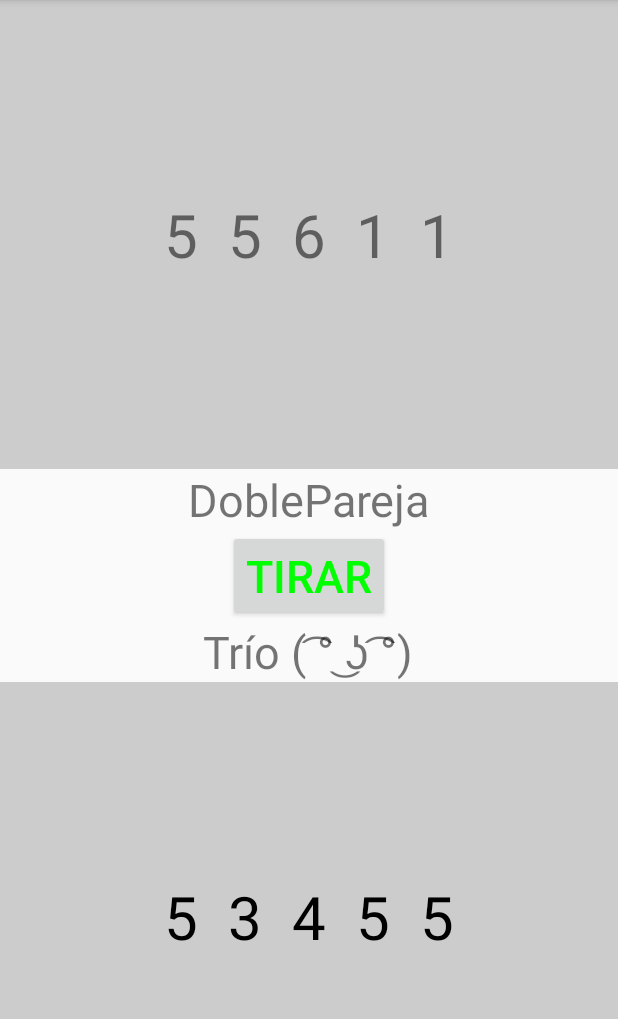
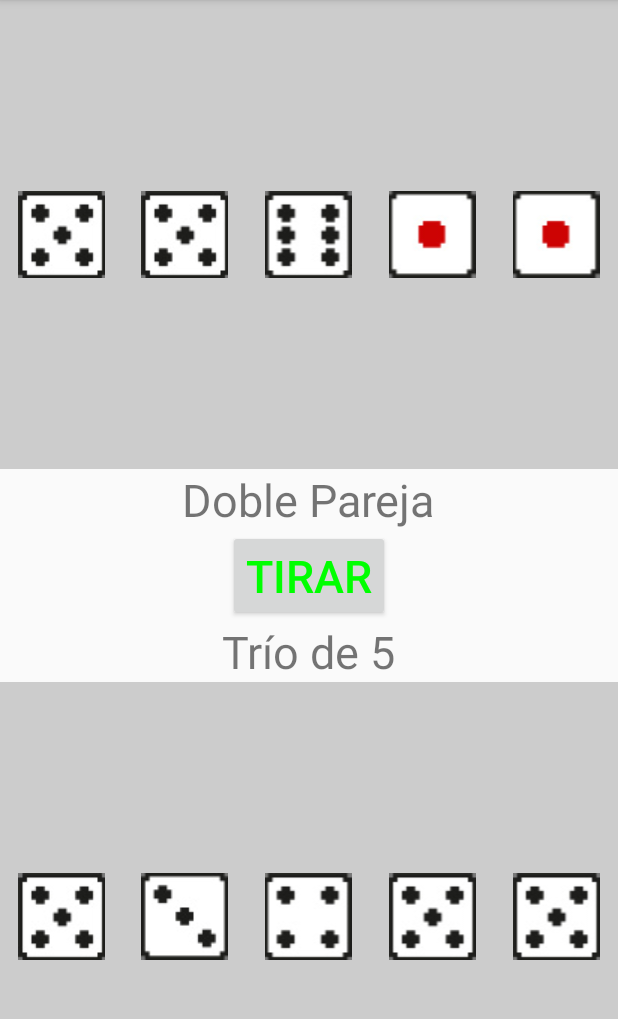
Before and after one commit to Lwyx94/DAM-MO, an Android app: the vsIA screen opened directly, with no data from a screen before it, after a tap on "TIRAR", on a phone screen of 412 x 824 dp, the part 84-1103 px from its top. Run offline under Robolectric (Android 15) with nearby library versions, the phone set to English and light mode, and no system bars.

Commit message:
Añadido dados

```diff
--- /dev/null
+++ b/10-Dadoker/app/src/main/java/es/iesnervion/albertonavarro/a10_dadoker/Dado.java
@@ -0,0 +1,30 @@
+package es.iesnervion.albertonavarro.a10_dadoker;
+
+import android.content.Context;
+import android.util.AttributeSet;
+import android.widget.ImageView;
+
+public class Dado extends ImageView{
+
+    private int valor;
+
+    public Dado(Context context) {
+        super(context);
+    }
+
+    public Dado(Context context, AttributeSet attrs) {
+        super(context, attrs);
+    }
+
+    public Dado(Context context, AttributeSet attrs, int defStyleAttr) {
+        super(context, attrs, defStyleAttr);
+    }
+
+    public int getValor() {
+        return valor;
+    }
+
+    public void setValor(int valor) {
+        this.valor = valor;
+    }
+}
--- a/10-Dadoker/app/src/main/java/es/iesnervion/albertonavarro/a10_dadoker/vsIA.java
+++ b/10-Dadoker/app/src/main/java/es/iesnervion/albertonavarro/a10_dadoker/vsIA.java
@@ -1,16 +1,15 @@
 package es.iesnervion.albertonavarro.a10_dadoker;
 
-
-import android.content.DialogInterface;
 import android.graphics.Color;
-import android.support.v7.app.AlertDialog;
+import android.graphics.ColorFilter;
+import android.graphics.PorterDuff;
 import android.support.v7.app.AppCompatActivity;
 import android.os.Bundle;
+import android.util.Log;
 import android.view.View;
 import android.widget.Button;
 import android.widget.LinearLayout;
 import android.widget.TextView;
-import android.widget.Toast;
 
 
 import java.util.Arrays;
@@ -19,10 +18,11 @@ import java.util.Random;
 //TODO: Implementar for extendido -_-
 public class vsIA extends AppCompatActivity implements View.OnClickListener{
     private Button btnRoll;
-    private TextView dado1, dado2, dado3, dado4, dado5, txtResHum;
-    private TextView dadoIA1, dadoIA2, dadoIA3, dadoIA4, dadoIA5, txtResIA;
-    private TextView[] dados = new TextView[5];
-    private TextView[] dadosIA = new TextView[5];
+    private Dado dado1, dado2, dado3, dado4, dado5;
+    private TextView txtResHum, txtResIA;
+    private Dado dadoIA1, dadoIA2, dadoIA3, dadoIA4, dadoIA5;
+    private Dado[] dados = new Dado[5];
+    private Dado[] dadosIA = new Dado[5];
     private LinearLayout tableroIA, tableroH;
     private Random ale = new Random();
     private boolean primeraTirada = true;
@@ -40,32 +40,33 @@ public class vsIA extends AppCompatActivity implements View.OnClickListener{
         tableroH = (LinearLayout) findViewById(R.id.tableroH);
 
         //Dados del usaurio
-        dado1 = (TextView) findViewById(R.id.dado1);
+        dado1 = (Dado) findViewById(R.id.dado1);
         dado1.setOnClickListener(this);
         dados[0] = dado1;
-        dado2 = (TextView) findViewById(R.id.dado2);
+        dado2 = (Dado) findViewById(R.id.dado2);
         dado2.setOnClickListener(this);
         dados[1] = dado2;
-        dado3 = (TextView) findViewById(R.id.dado3);
+        dado3 = (Dado) findViewById(R.id.dado3);
         dado3.setOnClickListener(this);
         dados[2] = dado3;
-        dado4 = (TextView) findViewById(R.id.dado4);
+        dado4 = (Dado) findViewById(R.id.dado4);
         dado4.setOnClickListener(this);
         dados[3] = dado4;
-        dado5 = (TextView) findViewById(R.id.dado5);
+        dado5 = (Dado) findViewById(R.id.dado5);
         dado5.setOnClickListener(this);
         dados[4] = dado5;
 
         //Dados del adversario
-        dadoIA1 = (TextView) findViewById(R.id.dadoIA1);
+        dadoIA1 = (Dado) findViewById(R.id.dadoIA1);
+        dadoIA1.setTag(1);
         dadosIA[0] = dadoIA1;
-        dadoIA2 = (TextView) findViewById(R.id.dadoIA2);
+        dadoIA2 = (Dado) findViewById(R.id.dadoIA2);
         dadosIA[1] = dadoIA2;
-        dadoIA3 = (TextView) findViewById(R.id.dadoIA3);
+        dadoIA3 = (Dado) findViewById(R.id.dadoIA3);
         dadosIA[2] = dadoIA3;
-        dadoIA4 = (TextView) findViewById(R.id.dadoIA4);
+        dadoIA4 = (Dado) findViewById(R.id.dadoIA4);
         dadosIA[3] = dadoIA4;
-        dadoIA5 = (TextView) findViewById(R.id.dadoIA5);
+        dadoIA5 = (Dado) findViewById(R.id.dadoIA5);
         dadosIA[4] = dadoIA5;
     }
 
@@ -78,42 +79,42 @@ public class vsIA extends AppCompatActivity implements View.OnClickListener{
                 break;
             case R.id.dado1:
                 if(!primeraTirada) {
-                    if (dado1.getCurrentTextColor() == Color.BLACK)
-                        dado1.setTextColor(Color.RED);
+                    if (dado1.getColorFilter()==null)
+                        dado1.setColorFilter(Color.RED, PorterDuff.Mode.MULTIPLY);
                     else
-                        dado1.setTextColor(Color.BLACK);
+                        dado1.clearColorFilter();
                 }
                 break;
             case R.id.dado2:
                 if(!primeraTirada) {
-                    if (dado2.getCurrentTextColor() == Color.BLACK)
-                        dado2.setTextColor(Color.RED);
+                    if (dado2.getColorFilter()==null)
+                        dado2.setColorFilter(Color.RED, PorterDuff.Mode.MULTIPLY);
                     else
-                        dado2.setTextColor(Color.BLACK);
+                        dado2.clearColorFilter();
                 }
                 break;
             case R.id.dado3:
                 if(!primeraTirada) {
-                    if (dado3.getCurrentTextColor() == Color.BLACK)
-                        dado3.setTextColor(Color.RED);
+                    if (dado3.getColorFilter()==null)
+                        dado3.setColorFilter(Color.RED, PorterDuff.Mode.MULTIPLY);
                     else
-                        dado3.setTextColor(Color.BLACK);
+                        dado3.clearColorFilter();
                 }
                 break;
             case R.id.dado4:
                 if(!primeraTirada) {
-                    if (dado4.getCurrentTextColor() == Color.BLACK)
-                        dado4.setTextColor(Color.RED);
+                    if (dado4.getColorFilter()==null)
+                        dado4.setColorFilter(Color.RED, PorterDuff.Mode.MULTIPLY);
                     else
-                        dado4.setTextColor(Color.BLACK);
+                        dado4.clearColorFilter();
                 }
                 break;
             case R.id.dado5:
                 if(!primeraTirada) {
-                    if (dado5.getCurrentTextColor() == Color.BLACK)
-                        dado5.setTextColor(Color.RED);
+                    if (dado5.getColorFilter()==null)
+                        dado5.setColorFilter(Color.RED, PorterDuff.Mode.MULTIPLY);
                     else
-                        dado5.setTextColor(Color.BLACK);
+                        dado5.clearColorFilter();
                 }
                 break;
         }
@@ -128,35 +129,82 @@ public class vsIA extends AppCompatActivity implements View.OnClickListener{
         }
 
         //Usuario
-        if(primeraTirada){
-            dado1.setText(String.valueOf(ale.nextInt(6) + 1));
-            dado2.setText(String.valueOf(ale.nextInt(6) + 1));
-            dado3.setText(String.valueOf(ale.nextInt(6) + 1));
-            dado4.setText(String.valueOf(ale.nextInt(6) + 1));
-            dado5.setText(String.valueOf(ale.nextInt(6) + 1));
-        }else {
-            if (dado1.getCurrentTextColor() == Color.BLACK)
-                dado1.setText(String.valueOf(ale.nextInt(6) + 1));
-            if (dado2.getCurrentTextColor() == Color.BLACK)
-                dado2.setText(String.valueOf(ale.nextInt(6) + 1));
-            if (dado3.getCurrentTextColor() == Color.BLACK)
-                dado3.setText(String.valueOf(ale.nextInt(6) + 1));
-            if (dado4.getCurrentTextColor() == Color.BLACK)
-                dado4.setText(String.valueOf(ale.nextInt(6) + 1));
-            if (dado5.getCurrentTextColor() == Color.BLACK)
-                dado5.setText(String.valueOf(ale.nextInt(6) + 1));
+       for (Dado dado : dados) {
+           if (primeraTirada || dado.getColorFilter() == null)
+               dado.setValor(ale.nextInt(6) + 1);
+           if (dado.getColorFilter() != null)
+               dado.clearColorFilter();
+       }
+
+        /*}else {
+            //if (dado1.getCurrentTextColor() == Color.BLACK)
+                dado1.setValor(ale.nextInt(6) + 1);
+            //if (dado2.getCurrentTextColor() == Color.BLACK)
+                dado1.setValor(ale.nextInt(6) + 1);
+            //if (dado3.getCurrentTextColor() == Color.BLACK)
+                dado1.setValor(ale.nextInt(6) + 1);
+            //if (dado4.getCurrentTextColor() == Color.BLACK)
+                dado1.setValor(ale.nextInt(6) + 1);
+            //if (dado5.getCurrentTextColor() == Color.BLACK)
+                dado1.setValor(ale.nextInt(6) + 1);
 
             for(TextView tv : dados)
                 tv.setTextColor(Color.BLACK);
 
+        }*/
+
+        //IA
+        for(Dado dado: dadosIA)
+            dado.setValor(ale.nextInt(6)+1);
+
+
+        for(Dado dado : dados){
+            switch (dado.getValor()){
+                case 1:
+                    dado.setImageResource(R.drawable.dado1);
+                    break;
+                case 2:
+                    dado.setImageResource(R.drawable.dado2);
+                    break;
+                case 3:
+                    dado.setImageResource(R.drawable.dado3);
+                    break;
+                case 4:
+                    dado.setImageResource(R.drawable.dado4);
+                    break;
+                case 5:
+                    dado.setImageResource(R.drawable.dado5);
+                    break;
+                case 6:
+                    dado.setImageResource(R.drawable.dado6);
+                    break;
+            }
         }
 
-        //IA
-        dadoIA1.setText(String.valueOf(ale.nextInt(6)+1));
-        dadoIA2.setText(String.valueOf(ale.nextInt(6)+1));
-        dadoIA3.setText(String.valueOf(ale.nextInt(6)+1));
-        dadoIA4.setText(String.valueOf(ale.nextInt(6)+1));
-        dadoIA5.setText(String.valueOf(ale.nextInt(6)+1));
+        for(Dado dado : dadosIA){
+            switch (dado.getValor()){
+                case 1:
+                    dado.setImageResource(R.drawable.dado1);
+                    break;
+                case 2:
+                    dado.setImageResource(R.drawable.dado2);
+                    break;
+                case 3:
+                    dado.setImageResource(R.drawable.dado3);
+                    break;
+                case 4:
+                    dado.setImageResource(R.drawable.dado4);
+                    break;
+                case 5:
+                    dado.setImageResource(R.drawable.dado5);
+                    break;
+                case 6:
+                    dado.setImageResource(R.drawable.dado6);
+                    break;
+            }
+        }
+
+
 
         mostrarResultado();
         primeraTirada=!primeraTirada;
@@ -207,10 +255,11 @@ public class vsIA extends AppCompatActivity implements View.OnClickListener{
                 res = "Pareja de "+mano[1];
                 break;
             case 2:
-                res = "DoblePareja";
+                res = "Doble Pareja";
                 break;
             case 3:
-                res = "Trío ( ͡° ͜ʖ ͡°)";
+                //res = "Trío ( ͡° ͜ʖ ͡°)";
+                res = "Trío de "+mano[1];
                 break;
             case 4:
                 res = "Escalera (1-5)";
@@ -266,7 +315,7 @@ public class vsIA extends AppCompatActivity implements View.OnClickListener{
      *         7-Poker
      *         8-RePoker
      */
-    private int[] obtenerMano(TextView[] array){
+    private int[] obtenerMano(Dado[] array){
         int[] res = new int[3];
         int numRep1=0, numRep2=0;
         int cuent1=1, cuent2=1;
@@ -327,10 +376,10 @@ public class vsIA extends AppCompatActivity implements View.OnClickListener{
 
 
 
-    private int[] volcarNumeros(TextView[] array){
+    private int[] volcarNumeros(Dado[] array){
         int[] res = new int[5];
         for (int i=0; i<array.length; i++){
-            res[i] = Integer.parseInt(array[i].getText().toString());
+            res[i] = array[i].getValor();
         }
         return res;
     }
--- a/10-Dadoker/app/src/main/res/layout/activity_vs_ia.xml
+++ b/10-Dadoker/app/src/main/res/layout/activity_vs_ia.xml
@@ -16,44 +16,52 @@
         android:layout_weight="2"
         android:background="#FF5555">
 
-        <TextView
-            android:layout_width="wrap_content"
+        <es.iesnervion.albertonavarro.a10_dadoker.Dado
+            android:layout_width="0dp"
             android:layout_height="wrap_content"
-            android:text="1"
+            android:src="@drawable/dado1"
             android:textSize="40sp"
             android:layout_margin="10dp"
+            android:layout_weight="1"
             android:id="@+id/dadoIA1"/>
 
-        <TextView
-            android:layout_width="wrap_content"
+        <es.iesnervion.albertonavarro.a10_dadoker.Dado
+            android:layout_width="0dp"
             android:layout_height="wrap_content"
-            android:text="2"
+            android:src="@drawable/dado2"
             android:textSize="40sp"
             android:layout_margin="10dp"
+            android:layout_weight="1"
             android:id="@+id/dadoIA2"/>
 
-        <TextView
-            android:layout_width="wrap_content"
+        <es.iesnervion.albertonavarro.a10_dadoker.Dado
+            android:layout_width="0dp"
             android:layout_height="wrap_content"
-            android:text="3"
+            android:src="@drawable/dado3"
             android:textSize="40sp"
             android:layout_margin="10dp"
+
+            android:layout_weight="1"
             android:id="@+id/dadoIA3"/>
 
-        <TextView
-            android:layout_width="wrap_content"
+        <es.iesnervion.albertonavarro.a10_dadoker.Dado
+            android:layout_width="0dp"
             android:layout_height="wrap_content"
-            android:text="4"
+            android:src="@drawable/dado4"
             android:textSize="40sp"
             android:layout_margin="10dp"
+
+            android:layout_weight="1"
             android:id="@+id/dadoIA4"/>
 
-        <TextView
-            android:layout_width="wrap_content"
+        <es.iesnervion.albertonavarro.a10_dadoker.Dado
+            android:layout_width="0dp"
             android:layout_height="wrap_content"
-            android:text="5"
+            android:src="@drawable/dado5"
             android:textSize="40sp"
             android:layout_margin="10dp"
+
+            android:layout_weight="1"
             android:id="@+id/dadoIA5"/>
     </LinearLayout>
 
@@ -61,15 +69,12 @@
         android:layout_width="match_parent"
         android:layout_height="wrap_content"
         android:orientation="vertical"
-        android:layout_centerVertical="true"
-        android:layout_centerHorizontal="true"
         android:id="@+id/linearLayout4">
 
         <TextView
             android:layout_width="wrap_content"
             android:layout_height="wrap_content"
             android:layout_gravity="center"
-            android:text="resultado"
             android:textSize="30sp"
             android:id="@+id/txtResIA"/>
 
@@ -85,7 +90,6 @@
             android:layout_width="wrap_content"
             android:layout_height="wrap_content"
             android:layout_gravity="center"
-            android:text="resultado"
             android:textSize="30sp"
             android:id="@+id/txtResHum"/>
     </LinearLayout>
@@ -100,49 +104,59 @@
         android:background="#55FF55">
 
 
-        <TextView
+        <es.iesnervion.albertonavarro.a10_dadoker.Dado
             android:textColor="@android:color/black"
-            android:layout_width="wrap_content"
+            android:layout_width="0dp"
             android:layout_height="wrap_content"
-            android:text="1"
+            android:src="@drawable/dado1"
             android:textSize="40sp"
             android:layout_margin="10dp"
+
+            android:layout_weight="1"
             android:id="@+id/dado1"/>
 
-        <TextView
+        <es.iesnervion.albertonavarro.a10_dadoker.Dado
             android:textColor="@android:color/black"
-            android:layout_width="wrap_content"
+            android:layout_width="0dp"
             android:layout_height="wrap_content"
-            android:text="2"
+            android:src="@drawable/dado1"
             android:textSize="40sp"
             android:layout_margin="10dp"
+
+            android:layout_weight="1"
             android:id="@+id/dado2"/>
 
-        <TextView
+        <es.iesnervion.albertonavarro.a10_dadoker.Dado
             android:textColor="@android:color/black"
-            android:layout_width="wrap_content"
+            android:layout_width="0dp"
             android:layout_height="wrap_content"
-            android:text="3"
+            android:src="@drawable/dado1"
             android:textSize="40sp"
             android:layout_margin="10dp"
+
+            android:layout_weight="1"
             android:id="@+id/dado3"/>
 
-        <TextView
+        <es.iesnervion.albertonavarro.a10_dadoker.Dado
             android:textColor="@android:color/black"
-            android:layout_width="wrap_content"
+            android:layout_width="0dp"
             android:layout_height="wrap_content"
-            android:text="4"
+            android:src="@drawable/dado1"
             android:textSize="40sp"
             android:layout_margin="10dp"
+
+            android:layout_weight="1"
             android:id="@+id/dado4"/>
 
-        <TextView
+        <es.iesnervion.albertonavarro.a10_dadoker.Dado
             android:textColor="@android:color/black"
-            android:layout_width="wrap_content"
+            android:layout_width="0dp"
             android:layout_height="wrap_content"
-            android:text="5"
+            android:src="@drawable/dado1"
             android:textSize="40sp"
             android:layout_margin="10dp"
+
+            android:layout_weight="1"
             android:id="@+id/dado5"/>
     </LinearLayout>
 </LinearLayout>
```
Also changed, not shown: 10-Dadoker/app/src/main/res/drawable/corasonNegro.png (added), 10-Dadoker/app/src/main/res/drawable/corasonRojo.png (added), 10-Dadoker/app/src/main/res/drawable/dado1.png (added), 10-Dadoker/app/src/main/res/drawable/dado2.png (added), 10-Dadoker/app/src/main/res/drawable/dado3.png (added), 10-Dadoker/app/src/main/res/drawable/dado4.png (added), 10-Dadoker/app/src/main/res/drawable/dado5.png (added), 10-Dadoker/app/src/main/res/drawable/dado6.png (added).
